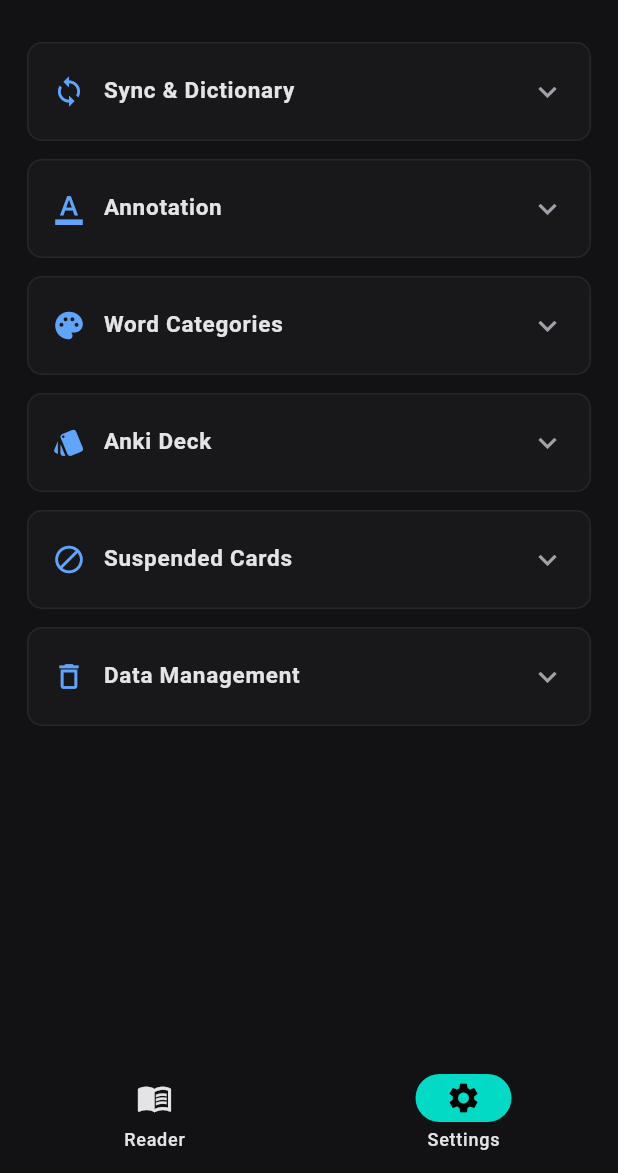
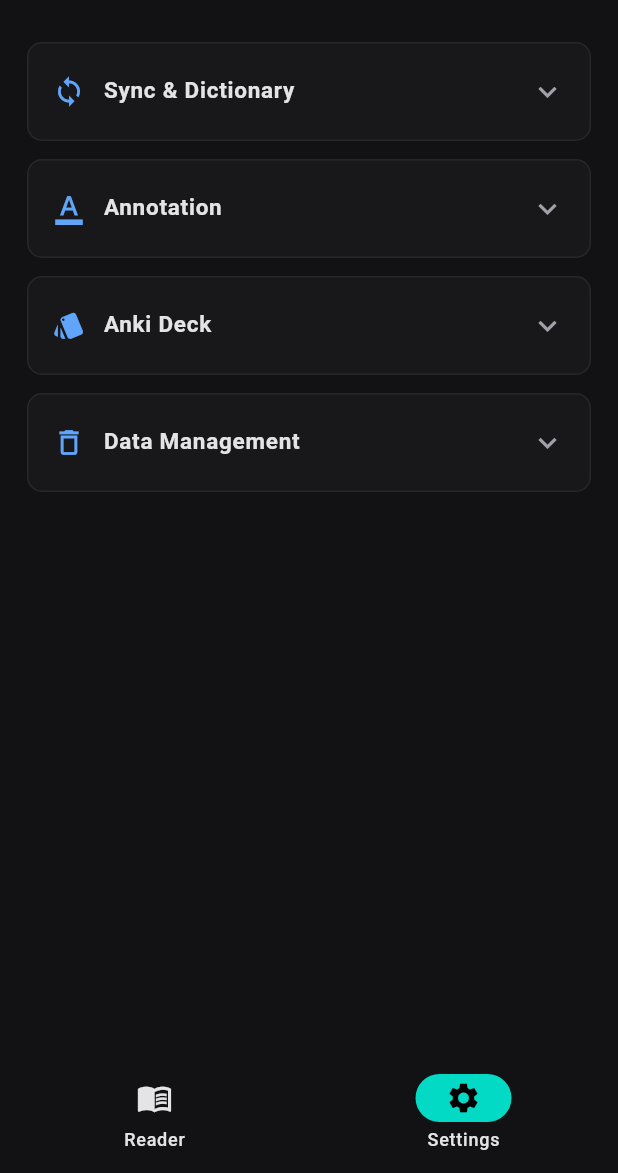
Before and after one commit to SnailArmstrong/anki-word-highlighter, a Flutter app: the screen it shows after launch, item 2 of the bottom bar chosen, on a phone screen of 412 x 824 dp, the part 63-1236 px from its top. Run offline on Flutter 3.47's test engine with Material 3 defaults, Android fonts, the phone set to English and light mode, and no system bars; our stand-ins replace file_picker.

Commit message:
Consolidate annotation settings into a single expandable section
Co-authored-by: SnailArmstrong <315548327+SnailArmstrong@users.noreply.github.com>

```diff
--- a/flutter_app/lib/screens/settings_tab.dart
+++ b/flutter_app/lib/screens/settings_tab.dart
@@ -18,9 +18,7 @@ class SettingsTab extends StatelessWidget {
         children: [
           _SyncCategory(),
           _AnnotationCategory(),
-          _WordCategoryColors(),
           _AnkiDeckCategory(),
-          _SuspendedCardsCategory(),
           _DataCategory(),
         ],
       ),
@@ -180,22 +178,7 @@ class _AnnotationCategory extends StatelessWidget {
         _dropdownRow(context, 'Style Mode', model.annotationStyle,
             ['highlight', 'underline', 'textcolor'],
             (v) => model.setAnnotationStyle(v)),
-      ],
-    );
-  }
-}
-
-// ── Word Category Colors ───────────────────────────────────────────────────
-
-class _WordCategoryColors extends StatelessWidget {
-  @override
-  Widget build(BuildContext context) {
-    final model = context.watch<AppModel>();
-
-    return _ExpandableCard(
-      title: 'Word Categories',
-      icon: Icons.palette,
-      children: [
+        _divider(),
         _categoryRow(context, 'Learning', model.highlightLearningEnabled,
             model.colorLearning, 'learning', model),
         _divider(),
@@ -204,6 +187,21 @@ class _WordCategoryColors extends StatelessWidget {
         _divider(),
         _categoryRow(context, 'Unknown', model.highlightUnknownEnabled,
             model.colorUnknown, 'unknown', model),
+        _divider(),
+        _toggleRow(context, 'Use Suspended Override',
+            model.suspendedOverrideEnabled,
+            (v) =>
+                model.setSuspendedOverride(v, model.suspendedOverrideStatus)),
+        _divider(),
+        _dropdownRow(
+          context,
+          'Treat Suspended As',
+          model.suspendedOverrideStatus,
+          ['mature', 'learning', 'ignore'],
+          (v) =>
+              model.setSuspendedOverride(model.suspendedOverrideEnabled, v),
+          enabled: model.suspendedOverrideEnabled,
+        ),
       ],
     );
   }
@@ -225,36 +223,6 @@ class _AnkiDeckCategory extends StatelessWidget {
         _divider(),
         _dropdownRow(context, 'Target Field', model.selectedField,
             model.availableFields, (v) => model.setSelectedField(v)),
-      ],
-    );
-  }
-}
-
-// ── Suspended Card Handling ─────────────────────────────────────────────────
-
-class _SuspendedCardsCategory extends StatelessWidget {
-  @override
-  Widget build(BuildContext context) {
-    final model = context.watch<AppModel>();
-
-    return _ExpandableCard(
-      title: 'Suspended Cards',
-      icon: Icons.block,
-      children: [
-        _toggleRow(context, 'Use Suspended Override',
-            model.suspendedOverrideEnabled,
-            (v) =>
-                model.setSuspendedOverride(v, model.suspendedOverrideStatus)),
-        _divider(),
-        _dropdownRow(
-          context,
-          'Treat Suspended As',
-          model.suspendedOverrideStatus,
-          ['mature', 'learning', 'ignore'],
-          (v) =>
-              model.setSuspendedOverride(model.suspendedOverrideEnabled, v),
-          enabled: model.suspendedOverrideEnabled,
-        ),
       ],
     );
   }
```
Also changed, not shown: 3 other files.
